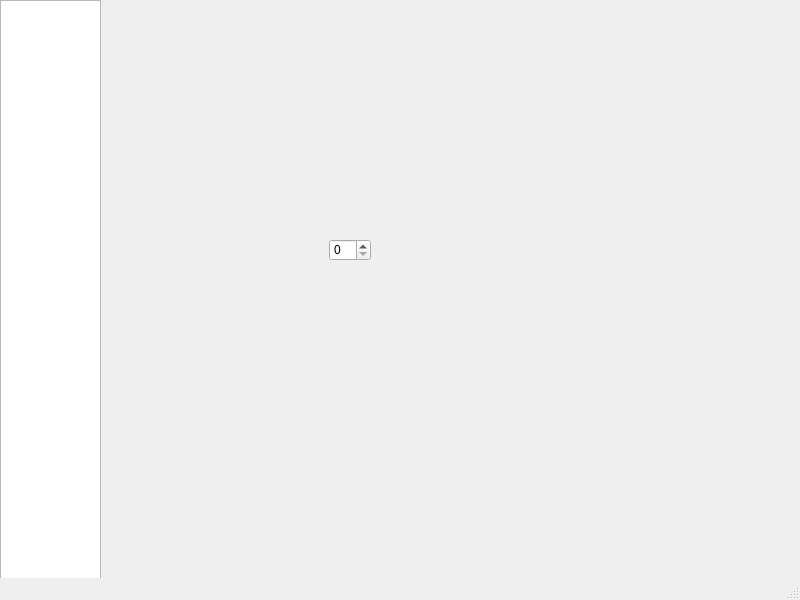
Old version of the form UI/Launcher.ui in the repository alex-bul/yandex_project_2.
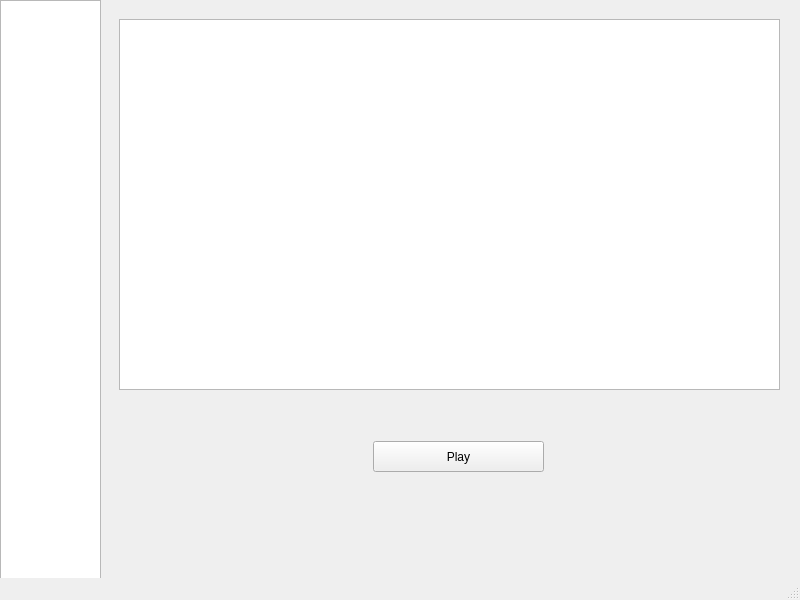
New version of the form. The open tabs and pages were chosen to show the change.

Patch:
```diff
--- a/UI/Launcher.ui
+++ b/UI/Launcher.ui
@@ -73,18 +73,57 @@
      </widget>
     </widget>
     <widget class="QWidget" name="page_3">
-     <widget class="QSpinBox" name="spinBox">
+     <widget class="QPushButton" name="Play_Wheel">
       <property name="geometry">
        <rect>
-        <x>210</x>
-        <y>220</y>
-        <width>42</width>
-        <height>22</height>
+        <x>254</x>
+        <y>422</y>
+        <width>171</width>
+        <height>31</height>
+       </rect>
+      </property>
+      <property name="text">
+       <string>Play</string>
+      </property>
+     </widget>
+     <widget class="QTextEdit" name="Wheel">
+      <property name="geometry">
+       <rect>
+        <x>0</x>
+        <y>0</y>
+        <width>661</width>
+        <height>371</height>
        </rect>
       </property>
      </widget>
     </widget>
    </widget>
+   <widget class="QLabel" name="User">
+    <property name="geometry">
+     <rect>
+      <x>626</x>
+      <y>0</y>
+      <width>161</width>
+      <height>20</height>
+     </rect>
+    </property>
+    <property name="text">
+     <string/>
+    </property>
+   </widget>
+   <widget class="QLabel" name="Coin">
+    <property name="geometry">
+     <rect>
+      <x>396</x>
+      <y>0</y>
+      <width>161</width>
+      <height>20</height>
+     </rect>
+    </property>
+    <property name="text">
+     <string/>
+    </property>
+   </widget>
   </widget>
   <widget class="QStatusBar" name="statusbar"/>
  </widget>
```
Left out of the diff: 48 changed lines with no effect on the pictures.
